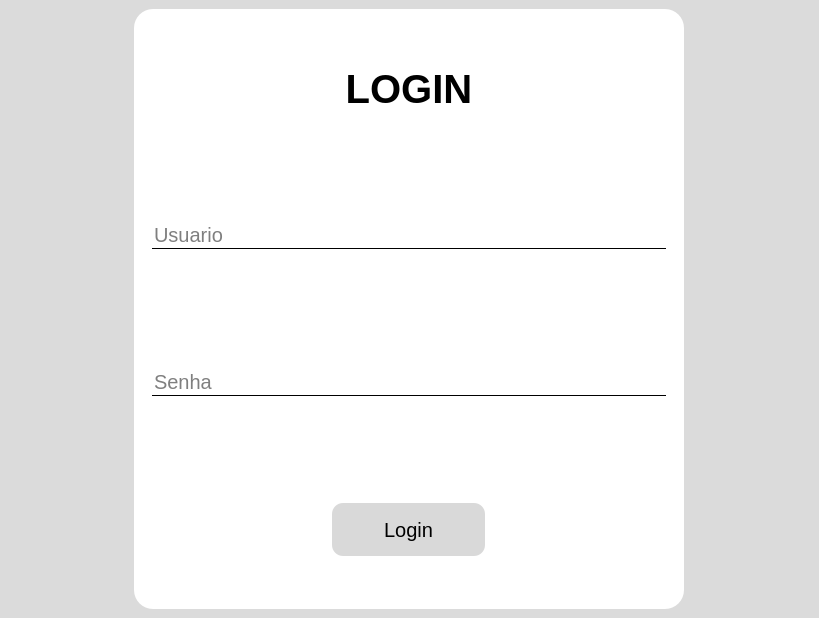
Above: projeto_pyside/ui_tela_login.ui from CelsoLucas/ListadeExercicios before the change. Below: the same form after it.
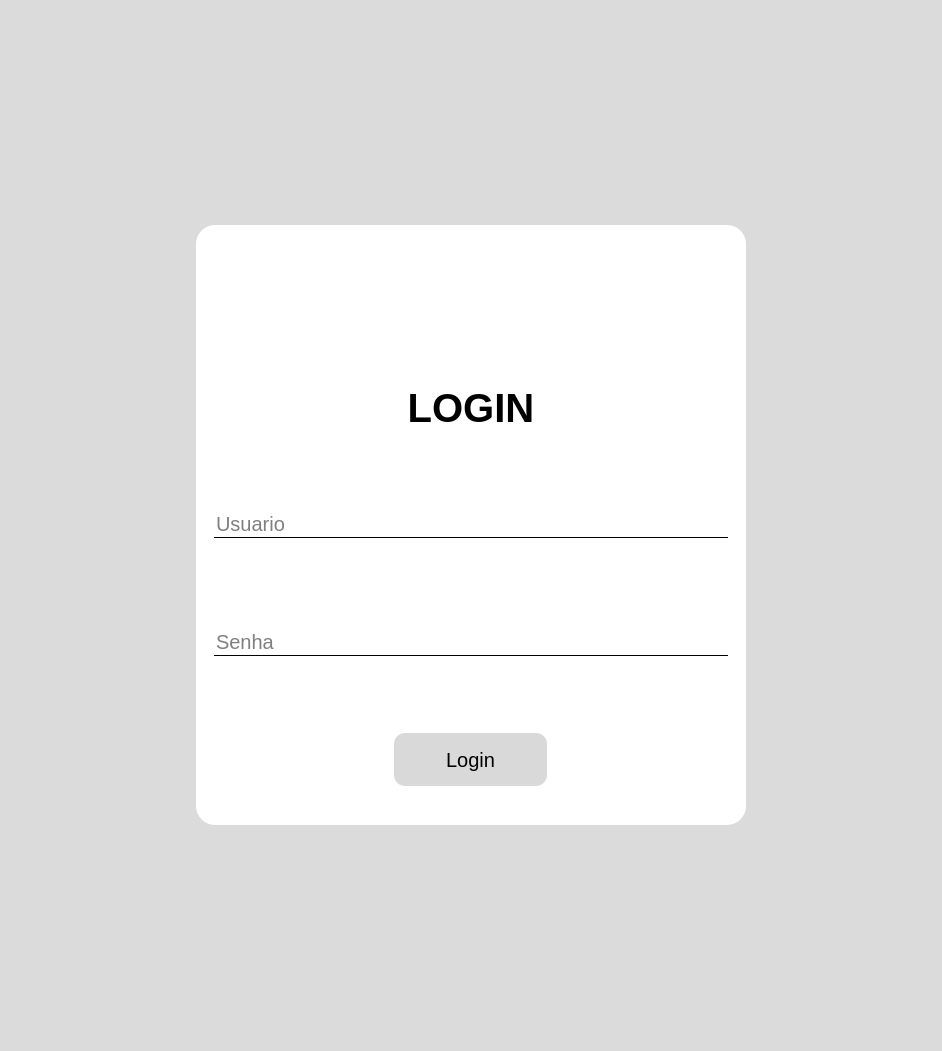
That is the form after the change.

What changed in the file:
```diff
--- a/projeto_pyside/ui_tela_login.ui
+++ b/projeto_pyside/ui_tela_login.ui
@@ -6,8 +6,8 @@
    <rect>
     <x>0</x>
     <y>0</y>
-    <width>819</width>
-    <height>600</height>
+    <width>942</width>
+    <height>1051</height>
    </rect>
   </property>
   <property name="sizePolicy">
@@ -44,6 +44,34 @@
        <enum>QFrame::Shadow::Raised</enum>
       </property>
       <layout class="QVBoxLayout" name="verticalLayout_3">
+       <item>
+        <widget class="QFrame" name="layout_img_login">
+         <property name="frameShape">
+          <enum>QFrame::Shape::StyledPanel</enum>
+         </property>
+         <property name="frameShadow">
+          <enum>QFrame::Shadow::Raised</enum>
+         </property>
+         <layout class="QVBoxLayout" name="verticalLayout_5">
+          <item alignment="Qt::AlignmentFlag::AlignHCenter">
+           <widget class="QLabel" name="icon_login">
+            <property name="maximumSize">
+             <size>
+              <width>150</width>
+              <height>150</height>
+             </size>
+            </property>
+            <property name="text">
+             <string/>
+            </property>
+            <property name="scaledContents">
+             <bool>true</bool>
+            </property>
+           </widget>
+          </item>
+         </layout>
+        </widget>
+       </item>
        <item>
         <widget class="QLabel" name="txt_login">
          <property name="styleSheet">
```
Left out of the diff: 5 changed lines with no effect on the pictures.
